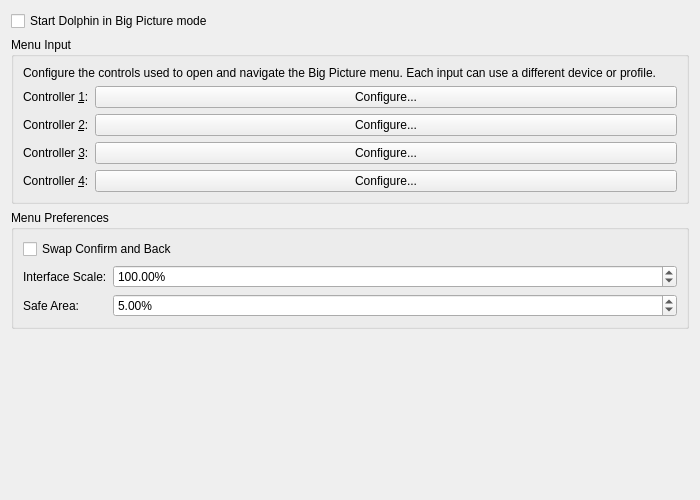
This is Source/Core/DolphinQt/Settings/BigPicturePane.ui in ilyalissoboi/dolphin as Qt 5 draws it before an edit. The edited form follows.
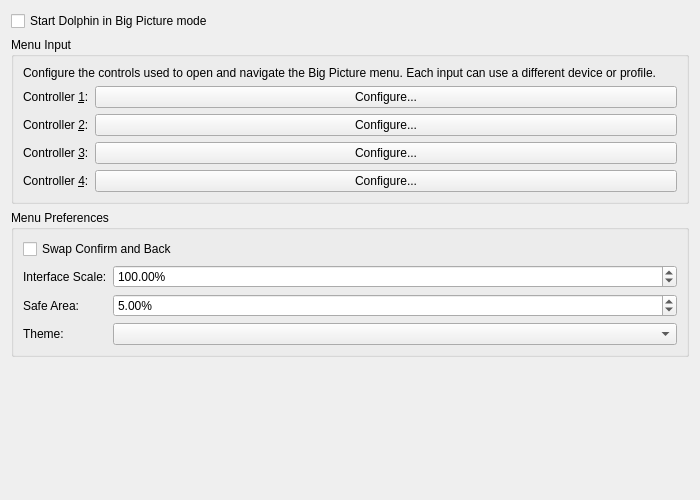
This is the edited form.

Commit message: Big Picture: add themes, menu icons and expanded game details

```diff
--- a/Source/Core/DolphinQt/Settings/BigPicturePane.ui
+++ b/Source/Core/DolphinQt/Settings/BigPicturePane.ui
@@ -139,6 +139,19 @@
       <string>Menu Preferences</string>
      </property>
      <layout class="QFormLayout" name="preferencesLayout">
+      <item row="3" column="0">
+       <widget class="QLabel" name="themeLabel">
+        <property name="text">
+         <string>Theme:</string>
+        </property>
+        <property name="buddy">
+         <cstring>themeComboBox</cstring>
+        </property>
+       </widget>
+      </item>
+      <item row="3" column="1">
+       <widget class="QComboBox" name="themeComboBox" />
+      </item>
       <item row="0" column="0" colspan="2">
        <widget class="QCheckBox" name="swapConfirmBackCheckBox">
         <property name="text">
```
Left out of the diff: 1 changed line with no effect on the pictures. The commit also changes 33 other files.
